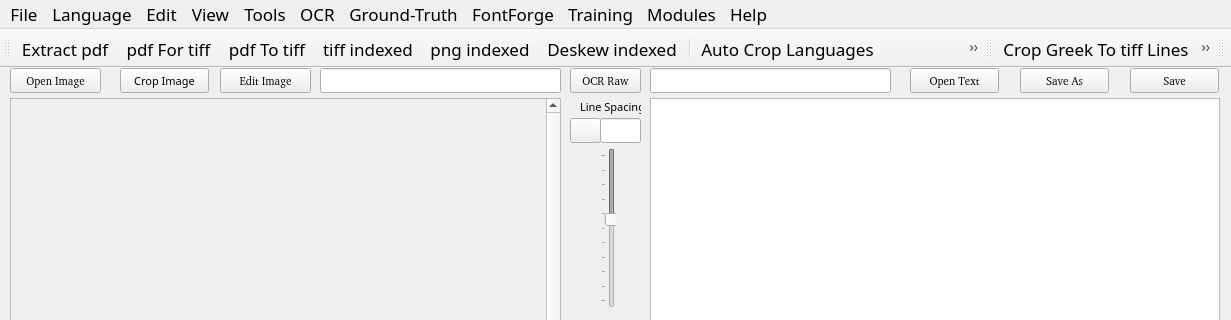
preachermax/BiblionOCR, file Developer/QtDesignerUI/Archives/MainUI2.ui: the form before one commit; both pictures show x 0 to 1231 and y 0 to 320 of the 1231 by 958 pixel window.
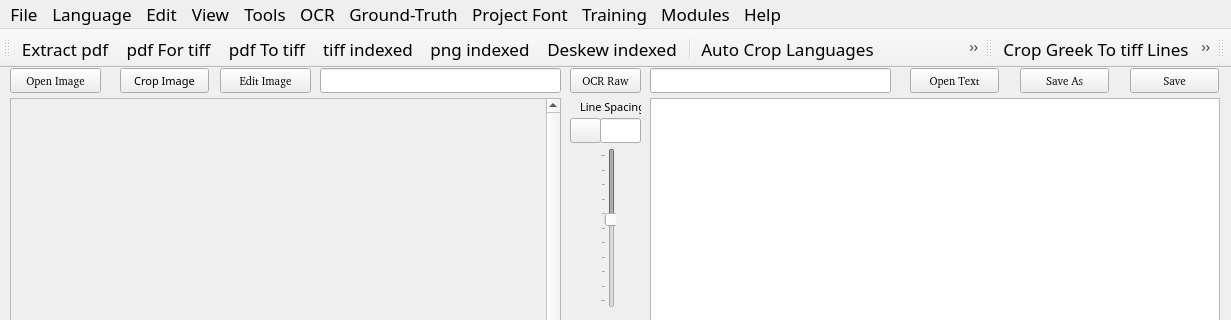
The form after the commit. Icons and pictures are not drawn.

Commit message: Normalize archival and reference UI labels away from FontForge

```diff
--- a/Developer/QtDesignerUI/Archives/MainUI2.ui
+++ b/Developer/QtDesignerUI/Archives/MainUI2.ui
@@ -648,7 +648,7 @@
    </widget>
    <widget class="QMenu" name="menuGlyphs">
     <property name="title">
-     <string>FontForge</string>
+     <string>Project Font</string>
     </property>
     <widget class="QMenu" name="menuIndex_Images">
      <property name="title">
```
Left out of the diff: 10 changed lines with no effect on the pictures. The commit also changes 23 other files.
